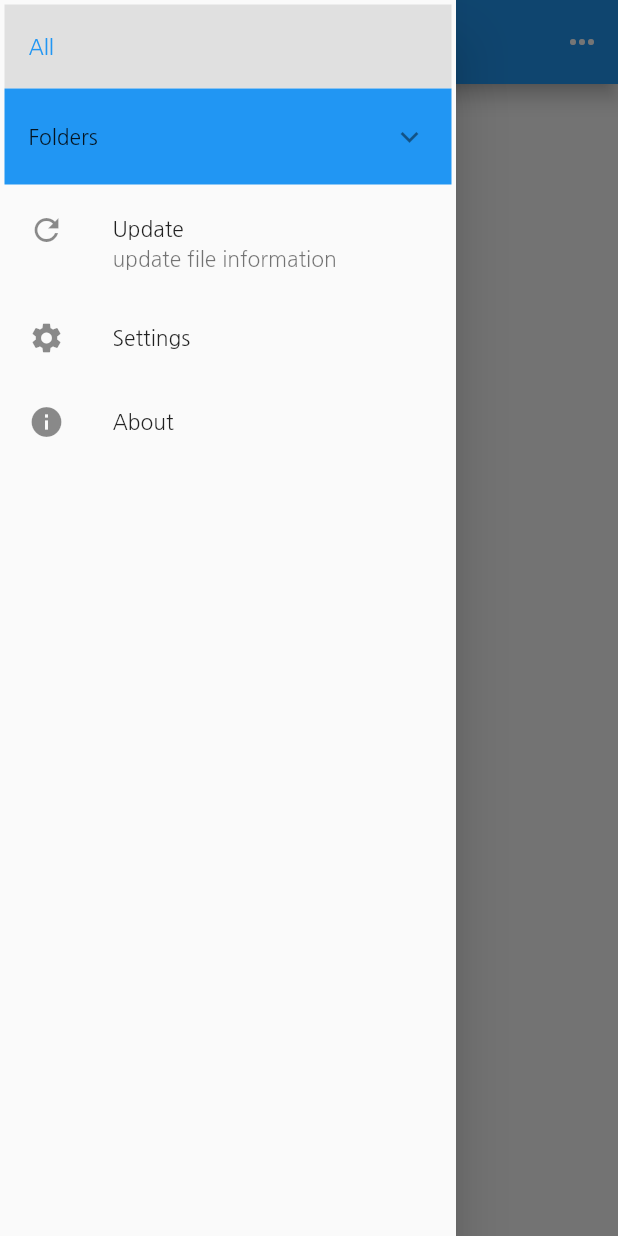
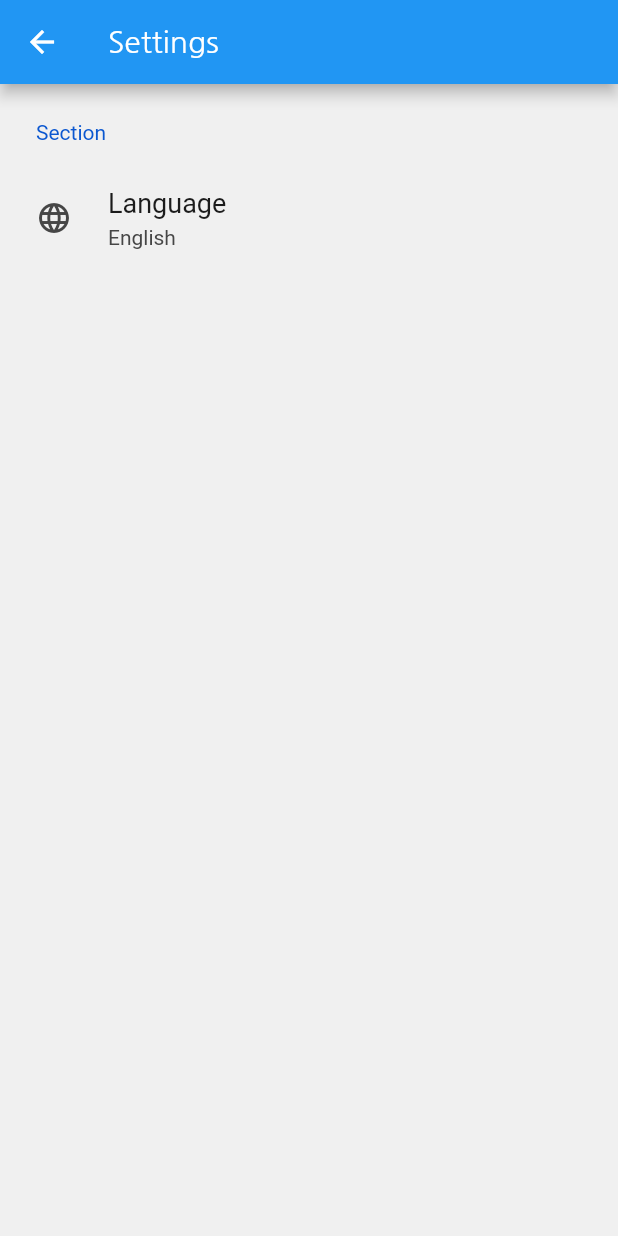
Before and after one commit to alongthecloud/docviewer, a Flutter app: the screen it shows after launch, in the side drawer, after a tap on "Settings", on a phone screen of 412 x 824 dp. Run offline on Flutter 3.47's test engine with Material 2 defaults, Android fonts, the light colour scheme and no system bars; drawn by our look-alikes of settings_ui; our stand-ins replace flutter_markdown, flutter_widget_from_html, permission_handler, sprintf; missing offline and left inert: ext_storage.

Commit message:
Settings 및 About View에 대한 UI의 틀을 만듦.

```diff
--- a/lib/documentview.dart
+++ b/lib/documentview.dart
@@ -41,6 +41,7 @@ class _DocumentViewState extends State<DocumentView> {
             child: SingleChildScrollView(
                 child: HtmlWidget(
               _getHtmlText(),
+              baseUrl: Uri.file(_targetPath),
               customWidgetBuilder: (element) {
                 if (element.localName == 'title') {
                   return SizedBox(height: 5);
--- a/lib/main.dart
+++ b/lib/main.dart
@@ -4,6 +4,8 @@ import 'package:provider/provider.dart';
 import 'model/documentmodel.dart';
 import 'documentview.dart';
 import 'myhomepage.dart';
+import 'aboutview.dart';
+import 'settingsview.dart';
 
 void main() {
   runApp(new MyApp());
@@ -23,7 +25,9 @@ class MyApp extends StatelessWidget {
             onGenerateRoute: (settings) {
               var routes = <String, WidgetBuilder>{
                 '/': (context) => MyHomePage(),
-                '/viewer': (context) => DocumentView()
+                '/viewer': (context) => DocumentView(),
+                '/settings': (context) => SettingsView(),
+                '/about': (context) => AboutView(),
               };
 
               WidgetBuilder builder = routes[settings.name];
--- a/lib/model/documentmodel.dart
+++ b/lib/model/documentmodel.dart
@@ -18,7 +18,7 @@ enum SortType {
 class DocumentModel extends ChangeNotifier {
   final String descfilename = "_docviewer_info.json";
   final String icondirname = "_icons";
-  final String subdirname = "docviewer";
+  final String subdirname = "docviewer2/mail";
 
   Directory targetPath;
 
--- /dev/null
+++ b/lib/settingsview.dart
@@ -0,0 +1,26 @@
+import 'package:flutter/material.dart';
+import 'package:settings_ui/settings_ui.dart';
+
+class SettingsView extends StatelessWidget {
+  @override
+  Widget build(BuildContext context) {
+    return Scaffold(
+        appBar: AppBar(title: Text('Settings')),
+        body: SafeArea(
+            child: SettingsList(
+          sections: [
+            SettingsSection(
+              title: 'Section',
+              tiles: [
+                SettingsTile(
+                  title: 'Language',
+                  subtitle: 'English',
+                  leading: Icon(Icons.language),
+                  onPressed: (BuildContext context) {},
+                ),
+              ],
+            ),
+          ],
+        )));
+  }
+}
--- a/pubspec.yaml
+++ b/pubspec.yaml
@@ -29,10 +29,14 @@ dependencies:
   # Use with the CupertinoIcons class for iOS style icons.
   cupertino_icons: ^1.0.2
   flutter_widget_from_html: ^0.5.2+1
+  flutter_markdown: ^0.6.1
   path_provider: ^2.0.1
   path: ^1.8.0
   provider: ^5.0.0
   sprintf: ^6.0.0
+  shared_preferences: ^2.0.5
+  settings_ui: ^1.0.0
+
   # only android
   permission_handler:
   ext_storage: ^1.0.3
```
Also changed, not shown: lib/aboutview.dart (added, +15 -0 lines), lib/myhomepage.dart (+6 -2 lines), pubspec.lock.
